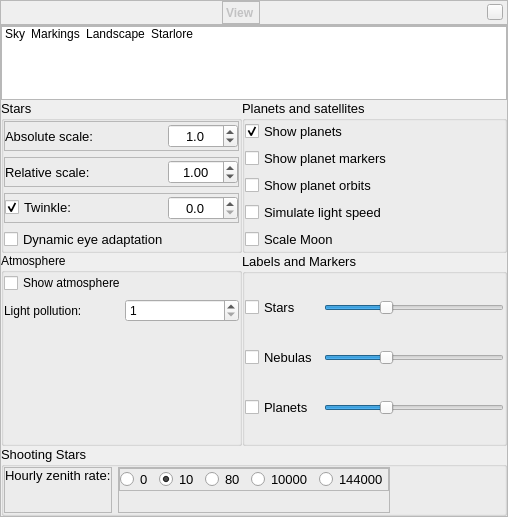
Before: the Qt Designer form src/gui/viewDialog.ui in 519984307/stellarium_src, drawn with Qt 5.
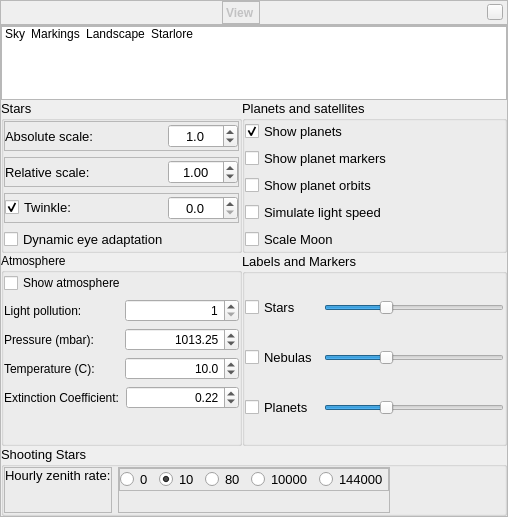
After: the same form once the commit is applied. The open tabs and pages were chosen to show the change. Icons and pictures are not drawn. Custom widgets are drawn as their Qt base class.

Commit message: added settings into GUI. Incomplete!

Diff of the .ui file:
```diff
--- a/src/gui/viewDialog.ui
+++ b/src/gui/viewDialog.ui
@@ -670,6 +670,9 @@
                </item>
                <item>
                 <widget class="QSpinBox" name="lightPollutionSpinBox">
+                 <property name="alignment">
+                  <set>Qt::AlignRight|Qt::AlignTrailing|Qt::AlignVCenter</set>
+                 </property>
                  <property name="minimum">
                   <number>1</number>
                  </property>
@@ -683,6 +686,99 @@
                </item>
               </layout>
              </item>
+             <item>
+              <layout class="QHBoxLayout" name="pressureLayout">
+               <item>
+                <widget class="QLabel" name="pressureLabel">
+                 <property name="text">
+                  <string>Pressure (mbar):</string>
+                 </property>
+                </widget>
+               </item>
+               <item>
+                <widget class="QDoubleSpinBox" name="pressureDoubleSpinBox">
+                 <property name="alignment">
+                  <set>Qt::AlignRight|Qt::AlignTrailing|Qt::AlignVCenter</set>
+                 </property>
+                 <property name="maximum">
+                  <double>1500.000000000000000</double>
+                 </property>
+                 <property name="value">
+                  <double>1013.250000000000000</double>
+                 </property>
+                </widget>
+               </item>
+              </layout>
+             </item>
+             <item>
+              <layout class="QHBoxLayout" name="temperatureLayout">
+               <item>
+                <widget class="QLabel" name="temperatureLabel">
+                 <property name="inputMethodHints">
+                  <set>Qt::ImhNone</set>
+                 </property>
+                 <property name="text">
+                  <string>Temperature (C):</string>
+                 </property>
+                 <property name="alignment">
+                  <set>Qt::AlignLeading|Qt::AlignLeft|Qt::AlignVCenter</set>
+                 </property>
+                </widget>
+               </item>
+               <item>
+                <widget class="QDoubleSpinBox" name="temperatureDoubleSpinBox">
+                 <property name="alignment">
+                  <set>Qt::AlignRight|Qt::AlignTrailing|Qt::AlignVCenter</set>
+                 </property>
+                 <property name="decimals">
+                  <number>1</number>
+                 </property>
+                 <property name="minimum">
+                  <double>-100.000000000000000</double>
+                 </property>
+                 <property name="value">
+                  <double>10.000000000000000</double>
+                 </property>
+                </widget>
+               </item>
+              </layout>
+             </item>
+             <item>
+              <layout class="QHBoxLayout" name="extinctionLayout">
+               <item>
+                <widget class="QLabel" name="extinctionLabel">
+                 <property name="toolTip">
+                  <string/>
+                 </property>
+                 <property name="whatsThis">
+                  <string>Extinction is the loss of star brightness due to Earth's atmosphere. It is given in mag/airmass, where airmass is number of atmospheres light has to pass. (zenith: 1; horizon: about 40)</string>
+                 </property>
+                 <property name="text">
+                  <string>Extinction Coefficient:</string>
+                 </property>
+                </widget>
+               </item>
+               <item>
+                <widget class="QDoubleSpinBox" name="extinctionDoubleSpinBox">
+                 <property name="toolTip">
+                  <string>Use about 0.12 for superb mountaintops, 0.2 for good rural landscape, 0.35 for murky conditions.</string>
+                 </property>
+                 <property name="alignment">
+                  <set>Qt::AlignRight|Qt::AlignTrailing|Qt::AlignVCenter</set>
+                 </property>
+                 <property name="maximum">
+                  <double>3.000000000000000</double>
+                 </property>
+                 <property name="singleStep">
+                  <double>0.010000000000000</double>
+                 </property>
+                 <property name="value">
+                  <double>0.220000000000000</double>
+                 </property>
+                </widget>
+               </item>
+              </layout>
+             </item>
              <item>
               <spacer name="verticalSpacer_2">
                <property name="orientation">
```
Left out of the diff: 54 changed lines with no effect on the pictures. The commit also changes 1 other file.
